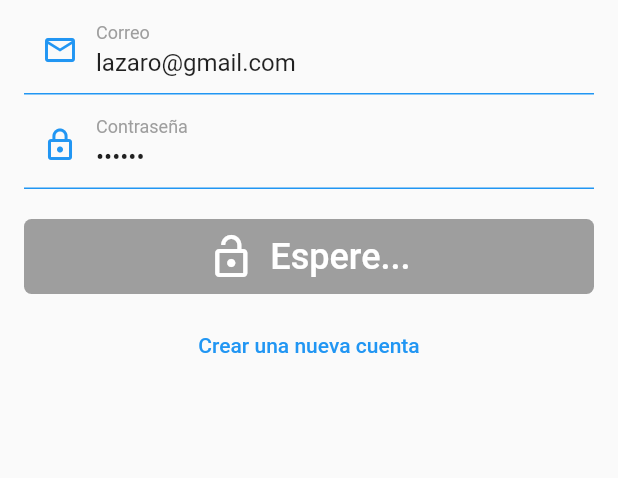
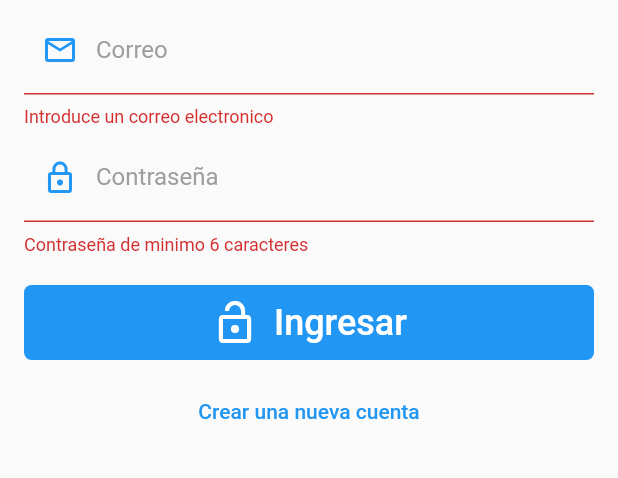
Before and after one commit to alvherrey/lazaro_app, a Flutter app: the screen it shows after launch, after a tap on "Ingresar", on a phone screen of 412 x 824 dp, the part 384-862 px from its top. Run offline on Flutter 3.47's test engine with Material 2 defaults, Android fonts, the phone set to English and light mode, and no system bars; our stand-ins replace cached_network_image, firebase_core, flutter_secure_storage, flutter_tts, font_awesome_flutter, google_maps_flutter and 3 more; missing offline and left inert: flutter_barcode_scanner, google_ml_kit, translator; accounts and stored records are empty.

Commit message:
quitar mock del login

```diff
--- a/lib/screens/login_screen.dart
+++ b/lib/screens/login_screen.dart
@@ -53,7 +53,7 @@ class _LoginForm extends StatelessWidget {
       child: Column(
         children: [
           TextFormField(
-            initialValue: 'lazaro@gmail.com',
+            // initialValue: 'lazaro@gmail.com',
             autovalidateMode: AutovalidateMode.onUserInteraction,
             autocorrect: false,
             keyboardType: TextInputType.emailAddress,
@@ -74,7 +74,7 @@ class _LoginForm extends StatelessWidget {
           ),
           const SizedBox(height: 4),
           TextFormField(
-            initialValue: '123456',
+            // initialValue: '123456',
             autovalidateMode: AutovalidateMode.onUserInteraction,
             autocorrect: false,
             obscureText: true,
@@ -109,10 +109,10 @@ class _LoginForm extends StatelessWidget {
                     loginForm.isLoading = true;
                     // await Future.delayed(const Duration(seconds: 2));
                     // TODO importante quitar el mock del login
+                    final String? errorMessage =
+                        await authService.login(loginForm.mail, loginForm.pass);
                     // final String? errorMessage =
-                    //     await authService.login(loginForm.mail, loginForm.pass);
-                    final String? errorMessage =
-                        await authService.login('lazaro@gmail.com', '123456');
+                    //     await authService.login('lazaro@gmail.com', '123456');
                     if (errorMessage == null) {
                       Navigator.pushReplacementNamed(context, 'home');
                       Preferences.localId = await authService.readLocalId();
```
